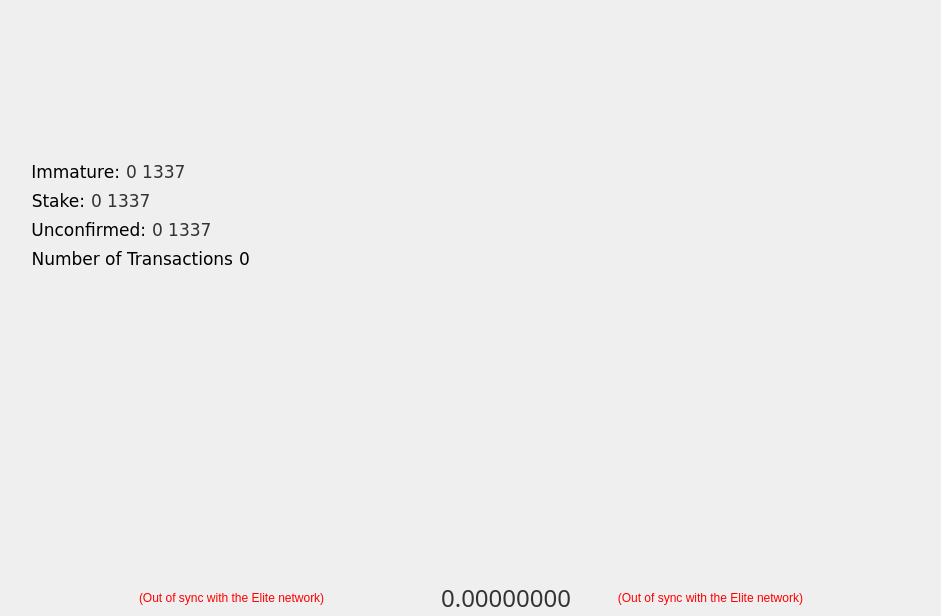
First picture: the form in src/qt/forms/overviewpage.ui, repository ironsniper1/elitecurrencysource, before the edit.
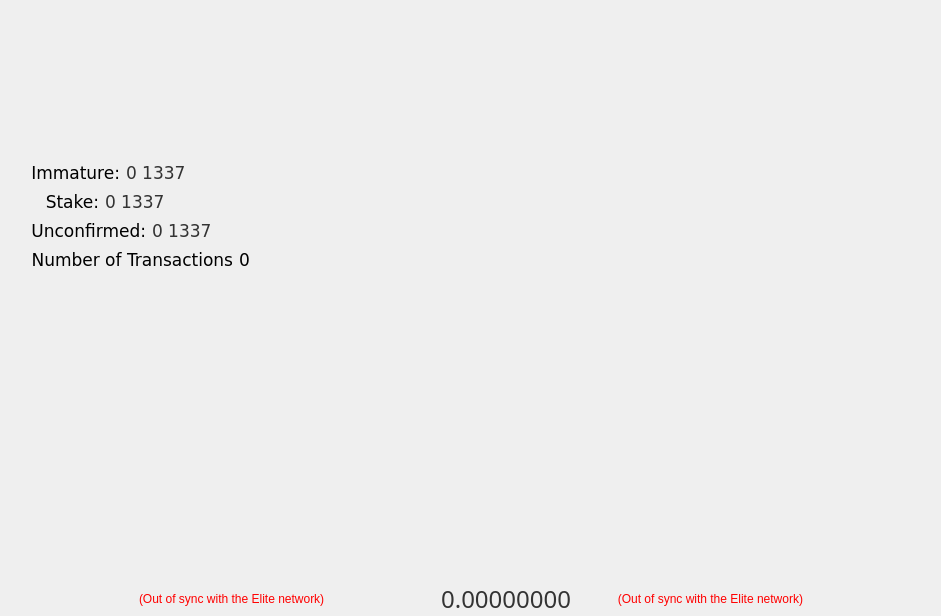
Second picture: the form after the edit. Icons and pictures are not drawn.

Patch:
```diff
--- a/src/qt/forms/overviewpage.ui
+++ b/src/qt/forms/overviewpage.ui
@@ -86,6 +86,43 @@
          <property name="spacing">
           <number>0</number>
          </property>
+         <item row="0" column="1">
+          <widget class="QFrame" name="links_frame">
+           <property name="minimumSize">
+            <size>
+             <width>250</width>
+             <height>0</height>
+            </size>
+           </property>
+           <property name="styleSheet">
+            <string notr="true">background:transparent;</string>
+           </property>
+           <property name="frameShape">
+            <enum>QFrame::NoFrame</enum>
+           </property>
+           <property name="frameShadow">
+            <enum>QFrame::Raised</enum>
+           </property>
+           <layout class="QGridLayout" name="gridLayout_5">
+            <property name="bottomMargin">
+             <number>0</number>
+            </property>
+            <item row="0" column="0">
+             <spacer name="horizontalSpacer_5">
+              <property name="orientation">
+               <enum>Qt::Horizontal</enum>
+              </property>
+              <property name="sizeHint" stdset="0">
+               <size>
+                <width>40</width>
+                <height>20</height>
+               </size>
+              </property>
+             </spacer>
+            </item>
+           </layout>
+          </widget>
+         </item>
          <item row="0" column="0">
           <widget class="QFrame" name="hot_coins_frame">
            <property name="font">
@@ -604,150 +641,6 @@
            </layout>
           </widget>
          </item>
-         <item row="0" column="2">
-          <widget class="QFrame" name="links_frame">
-           <property name="minimumSize">
-            <size>
-             <width>250</width>
-             <height>0</height>
-            </size>
-           </property>
-           <property name="styleSheet">
-            <string notr="true">background:transparent;</string>
-           </property>
-           <property name="frameShape">
-            <enum>QFrame::NoFrame</enum>
-           </property>
-           <property name="frameShadow">
-            <enum>QFrame::Raised</enum>
-           </property>
-           <layout class="QGridLayout" name="gridLayout_5">
-            <property name="bottomMargin">
-             <number>0</number>
-            </property>
-            <item row="1" column="1">
-             <spacer name="verticalSpacer">
-              <property name="orientation">
-               <enum>Qt::Vertical</enum>
-              </property>
-              <property name="sizeHint" stdset="0">
-               <size>
-                <width>20</width>
-                <height>40</height>
-               </size>
-              </property>
-             </spacer>
-            </item>
-            <item row="0" column="3">
-             <spacer name="horizontalSpacer_10">
-              <property name="orientation">
-               <enum>Qt::Horizontal</enum>
-              </property>
-              <property name="sizeType">
-               <enum>QSizePolicy::Fixed</enum>
-              </property>
-              <property name="sizeHint" stdset="0">
-               <size>
-                <width>10</width>
-                <height>20</height>
-               </size>
-              </property>
-             </spacer>
-            </item>
-            <item row="0" column="2">
-             <widget class="QLabel" name="label_7">
-              <property name="minimumSize">
-               <size>
-                <width>42</width>
-                <height>42</height>
-               </size>
-              </property>
-              <property name="maximumSize">
-               <size>
-                <width>42</width>
-                <height>42</height>
-               </size>
-              </property>
-              <property name="toolTip">
-               <string>Elitecurrency Twitter (X) Feed</string>
-              </property>
-              <property name="autoFillBackground">
-               <bool>false</bool>
-              </property>
-              <property name="text">
-               <string>&lt;html&gt;&lt;head/&gt;&lt;body&gt;&lt;p&gt;&lt;a href=&quot;https://twitter.com/elitecurrency&quot;&gt;&lt;img src=&quot;:/icons/twitter&quot;/&gt;&lt;/a&gt;&lt;/p&gt;&lt;/body&gt;&lt;/html&gt;</string>
-              </property>
-              <property name="scaledContents">
-               <bool>true</bool>
-              </property>
-              <property name="alignment">
-               <set>Qt::AlignLeading|Qt::AlignLeft|Qt::AlignVCenter</set>
-              </property>
-              <property name="openExternalLinks">
-               <bool>true</bool>
-              </property>
-             </widget>
-            </item>
-            <item row="0" column="0">
-             <spacer name="horizontalSpacer_5">
-              <property name="orientation">
-               <enum>Qt::Horizontal</enum>
-              </property>
-              <property name="sizeHint" stdset="0">
-               <size>
-                <width>40</width>
-                <height>20</height>
-               </size>
-              </property>
-             </spacer>
-            </item>
-            <item row="0" column="1">
-             <widget class="QLabel" name="label_8">
-              <property name="minimumSize">
-               <size>
-                <width>42</width>
-                <height>42</height>
-               </size>
-              </property>
-              <property name="maximumSize">
-               <size>
-                <width>42</width>
-                <height>42</height>
-               </size>
-              </property>
-              <property name="toolTip">
-               <string>Elitecurrency Discord Room</string>
-              </property>
-              <property name="text">
-               <string>&lt;html&gt;&lt;head/&gt;&lt;body&gt;&lt;p&gt;&lt;a href=&quot;https://discordapp.com/invite/pjdWntg&quot;&gt;&lt;img src=&quot;:/icons/discord&quot;/&gt;&lt;/a&gt;&lt;/p&gt;&lt;/body&gt;&lt;/html&gt;</string>
-              </property>
-              <property name="scaledContents">
-               <bool>true</bool>
-              </property>
-              <property name="alignment">
-               <set>Qt::AlignCenter</set>
-              </property>
-              <property name="openExternalLinks">
-               <bool>true</bool>
-              </property>
-             </widget>
-            </item>
-           </layout>
-          </widget>
-         </item>
-         <item row="0" column="1">
-          <spacer name="horizontalSpacer_9">
-           <property name="orientation">
-            <enum>Qt::Horizontal</enum>
-           </property>
-           <property name="sizeHint" stdset="0">
-            <size>
-             <width>40</width>
-             <height>20</height>
-            </size>
-           </property>
-          </spacer>
-         </item>
         </layout>
        </widget>
       </item>
@@ -1074,16 +967,13 @@
                <string notr="true">background:transparent;</string>
               </property>
               <property name="frameShape">
-               <enum>QFrame::StyledPanel</enum>
+               <enum>QFrame::NoFrame</enum>
               </property>
               <property name="frameShadow">
                <enum>QFrame::Plain</enum>
               </property>
               <property name="lineWidth">
-               <number>10</number>
-              </property>
-              <property name="midLineWidth">
-               <number>10</number>
+               <number>0</number>
               </property>
               <layout class="QGridLayout" name="gridLayout">
                <property name="sizeConstraint">
```
Left out of the diff: 2 changed lines with no effect on the pictures.
